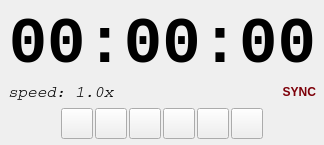
mikeboers/ScoreBee, file ui/status_window.ui: the form before one commit.
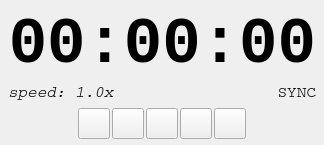
The form after the commit. Icons and pictures are not drawn.

Patch:
```diff
--- a/ui/status_window.ui
+++ b/ui/status_window.ui
@@ -98,12 +98,14 @@
       <widget class="QLabel" name="sync">
        <property name="font">
         <font>
-         <weight>75</weight>
-         <bold>true</bold>
+         <family>Courier</family>
+         <pointsize>12</pointsize>
+         <weight>50</weight>
+         <bold>false</bold>
         </font>
        </property>
        <property name="styleSheet">
-        <string notr="true">color: rgb(125, 0, 9)</string>
+        <string notr="true"/>
        </property>
        <property name="text">
         <string>SYNC</string>
@@ -189,26 +191,6 @@
        </property>
       </widget>
      </item>
-     <item>
-      <widget class="QToolButton" name="play_backwards">
-       <property name="text">
-        <string/>
-       </property>
-       <property name="icon">
-        <iconset resource="status_window.qrc">
-         <normaloff>:/icons/sweetie/24-arrow-previous.png</normaloff>:/icons/sweetie/24-arrow-previous.png</iconset>
-       </property>
-       <property name="iconSize">
-        <size>
-         <width>24</width>
-         <height>24</height>
-        </size>
-       </property>
-       <property name="autoRaise">
-        <bool>false</bool>
-       </property>
-      </widget>
-     </item>
      <item>
       <widget class="QToolButton" name="pause">
        <property name="text">
```
